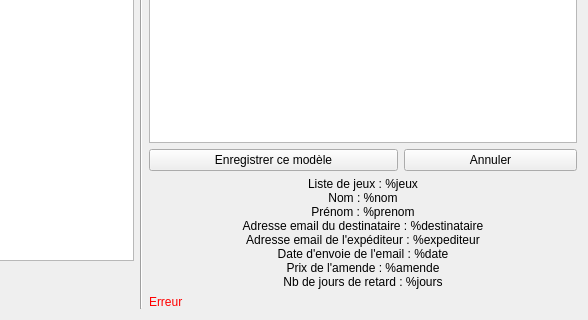
nivhg/ludopen, file f_retards.ui: the form before one commit; both pictures show x 477 to 1065 and y 280 to 600 of the 1065 by 600 pixel window.
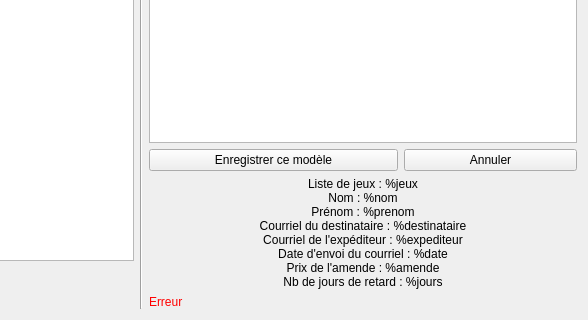
The form after the commit. Icons and pictures are not drawn.

```diff
--- a/f_retards.ui
+++ b/f_retards.ui
@@ -41,9 +41,9 @@
         <string>Liste de jeux : %jeux 
 Nom : %nom
 Prénom : %prenom
-Adresse email du destinataire : %destinataire
-Adresse email de l'expéditeur : %expediteur
-Date d'envoie de l'email : %date
+Courriel du destinataire : %destinataire
+Courriel de l'expéditeur : %expediteur
+Date d'envoi du courriel : %date
 Prix de l'amende : %amende
 Nb de jours de retard : %jours</string>
        </property>
```
